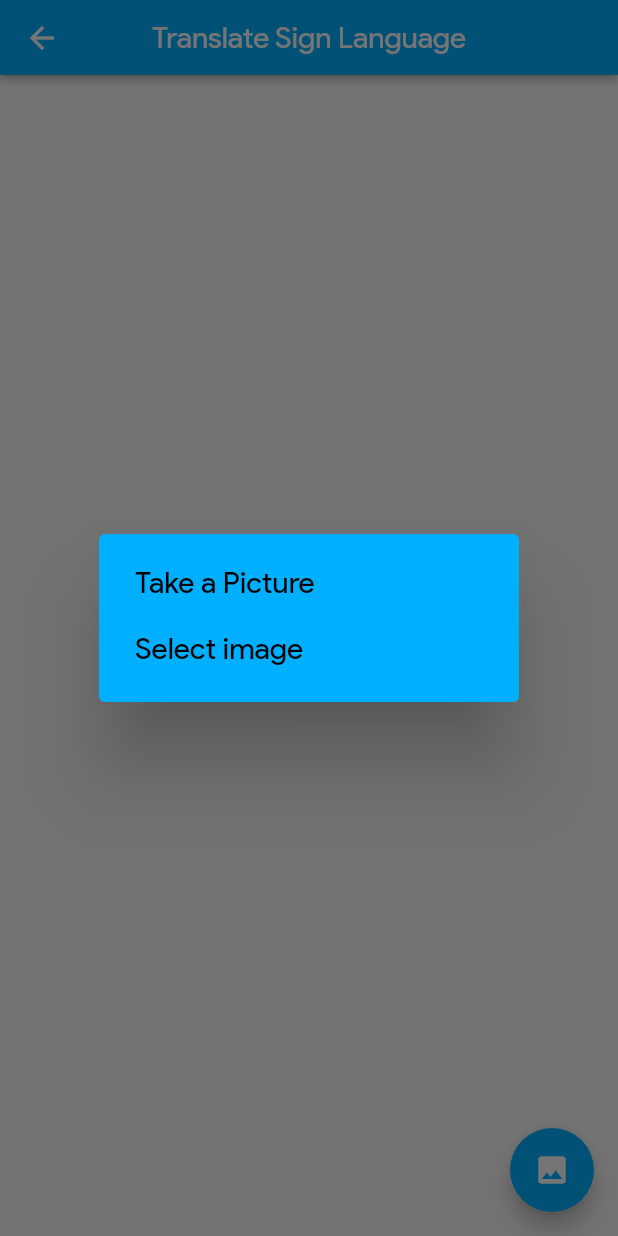
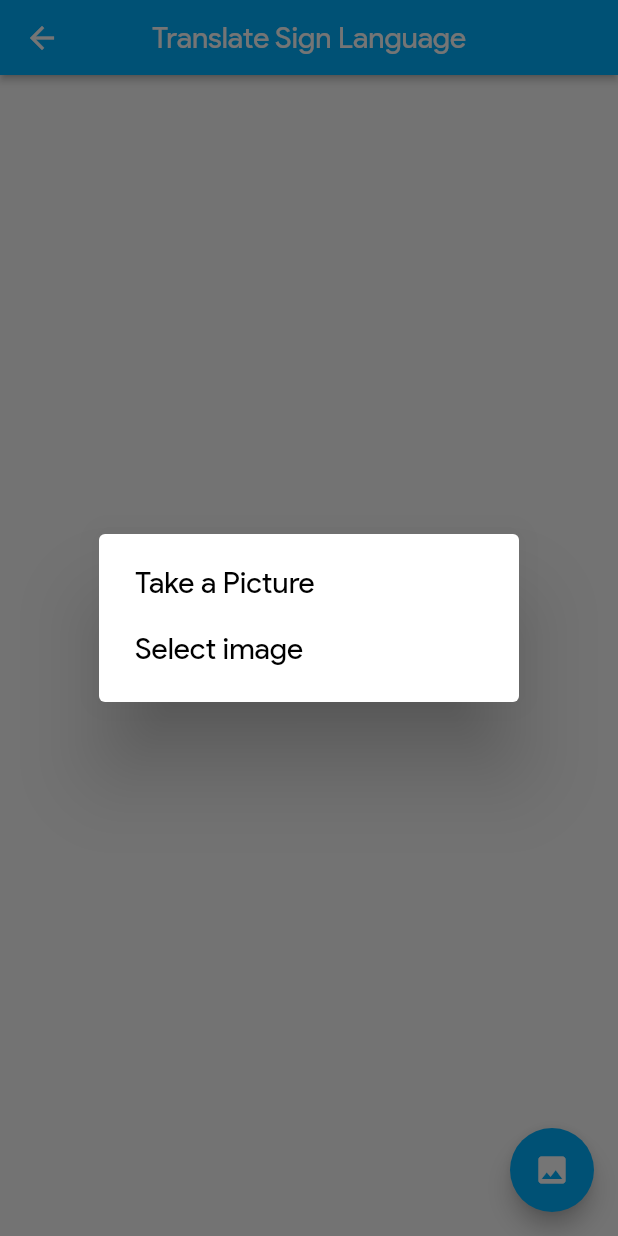
Before and after one commit to Harshit-Sonawala/sign-language-app, a Flutter app: the TranslateScreenFinal screen opened directly, after a tap on the "image" icon, on a phone screen of 412 x 824 dp. Run offline on Flutter 3.47's test engine with Material 2 defaults, Android fonts, the phone set to English and light mode, and no system bars; our stand-ins replace flutter_tts, image_picker; missing offline and left inert: flutter_mobile_vision_2, tflite.

```diff
--- a/lib/translate_screen_final.dart
+++ b/lib/translate_screen_final.dart
@@ -19,7 +19,7 @@ class _TranslateScreenFinalState extends State<TranslateScreenFinal> {
 
   loadModel() async {
     await Tflite.loadModel(
-      model: 'assets/model/model_unquant.tflite',
+      model: 'assets/model/model.tflite',
       labels: 'assets/model/labels.txt',
     );
   }
@@ -44,7 +44,7 @@ class _TranslateScreenFinalState extends State<TranslateScreenFinal> {
         context: context,
         builder: (BuildContext context) {
           return AlertDialog(
-            backgroundColor: Theme.of(context).primaryColor,
+            backgroundColor: Colors.white,
             content: SingleChildScrollView(
               child: ListBody(
                 children: <Widget>[
@@ -109,17 +109,17 @@ class _TranslateScreenFinalState extends State<TranslateScreenFinal> {
                 children: [
                   _image == null ? Container() : Image.file(File(_image!.path)),
                   const SizedBox(height: 20),
-                  _outputs != null
-                      ? Text(
-                          'Prediction: ${_outputs![0]["label"]}',
-                          style: const TextStyle(
+                  _outputs == null
+                      ? const Text(
+                          'No Predictions Made',
+                          style: TextStyle(
                             color: Colors.black,
                             fontSize: 20.0,
                           ),
                         )
-                      : const Text(
-                          'No Predictions Made',
-                          style: TextStyle(
+                      : Text(
+                          'Prediction: ${_outputs![0]["label"]}',
+                          style: const TextStyle(
                             color: Colors.black,
                             fontSize: 20.0,
                           ),
--- a/pubspec.yaml
+++ b/pubspec.yaml
@@ -72,8 +72,6 @@ flutter:
   assets:
     - assets/model/model.tflite
     - assets/model/labels.txt
-    - assets/tflite/model_unquant.tflite
-    - assets/tflite/labels.txt
     - assets/images/
 
   # An image asset can refer to one or more resolution-specific "variants", see
```
Also changed, not shown: 2 other files.
